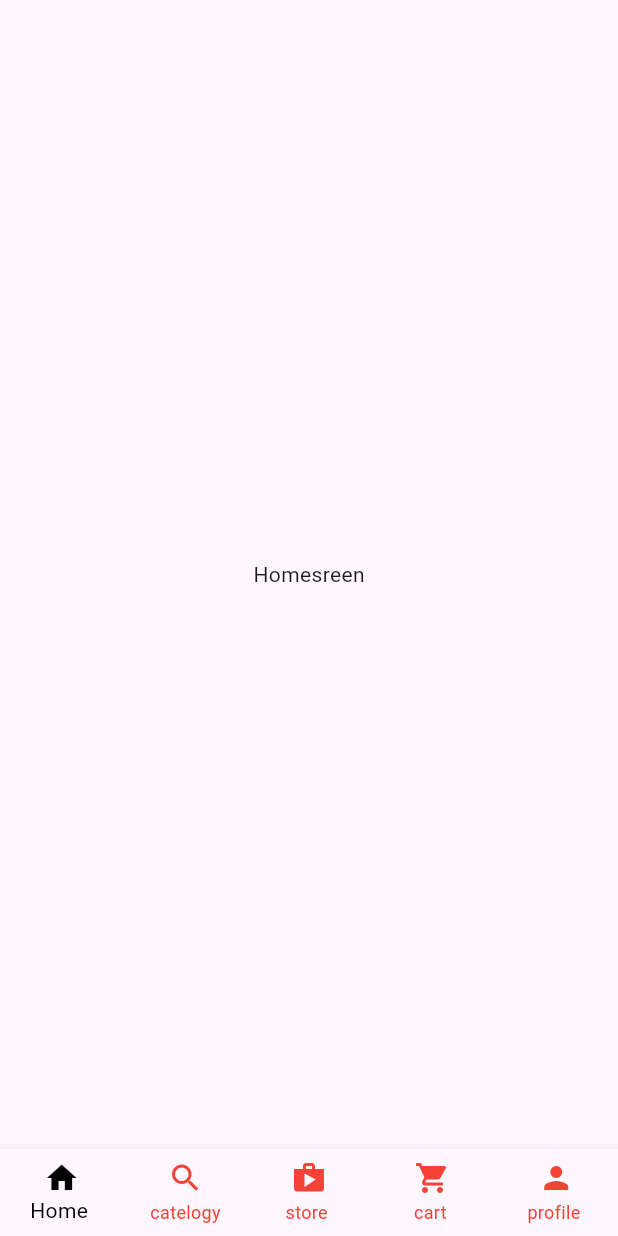
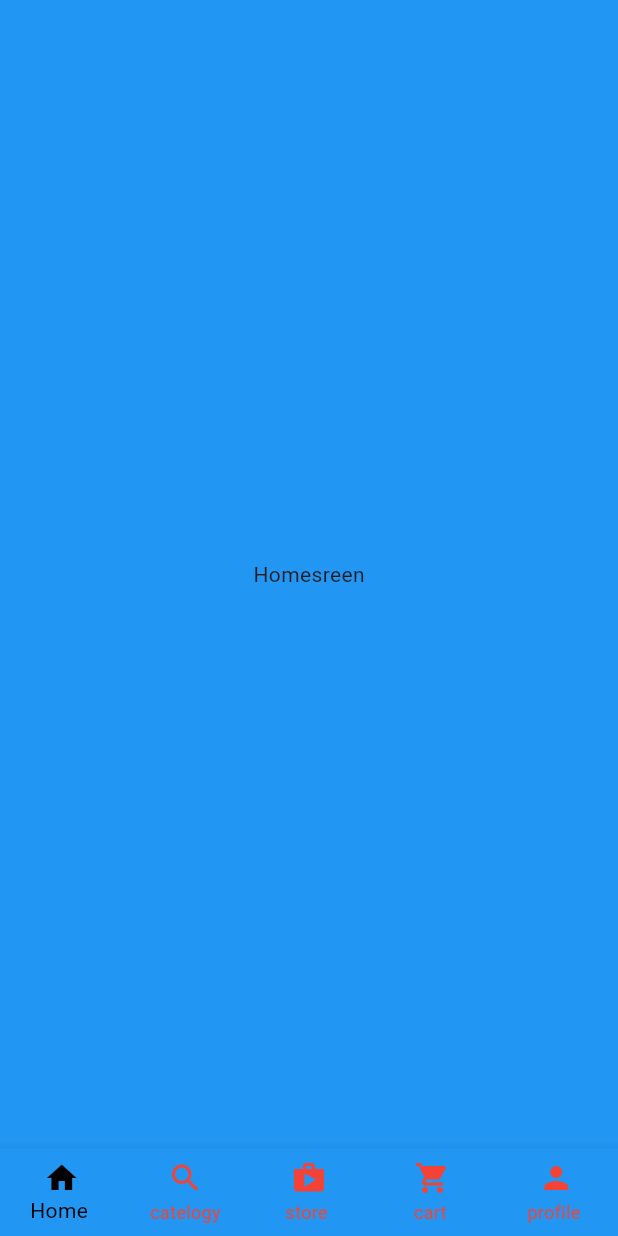
Before and after one commit to ANH2018/Bottom-Navigation-Bar, a Flutter app: the screen it shows after launch, on a phone screen of 412 x 824 dp. Run offline on Flutter 3.47's test engine with Material 3 defaults, Android fonts, the phone set to English and light mode, and no system bars.

Commit message:
add backgroud color + image wait add

```diff
--- a/lib/main_screen/custemhome_screen.dart
+++ b/lib/main_screen/custemhome_screen.dart
@@ -22,9 +22,10 @@ class _customhomescreenState extends State<customhomescreen> {
 
   Widget build(BuildContext context) {
     return  Scaffold(
-
+         backgroundColor:Colors.blue,
          body: tabs[_selecindex],
          bottomNavigationBar:BottomNavigationBar(
+          backgroundColor:Colors.blue,
           type: BottomNavigationBarType.fixed, // canh chinh
           unselectedItemColor:Colors.red,
           selectedItemColor: Colors.black,
--- a/pubspec.yaml
+++ b/pubspec.yaml
@@ -62,6 +62,8 @@ flutter:
   # assets:
   #   - images/a_dot_burr.jpeg
   #   - images/a_dot_ham.jpeg
+assets:
+   -asets_image/test_theme.jpg
 
   # An image asset can refer to one or more resolution-specific "variants", see
   # https://flutter.dev/assets-and-images/#resolution-aware
```
Also changed, not shown: asets_image/test_theme.jpg (added).
